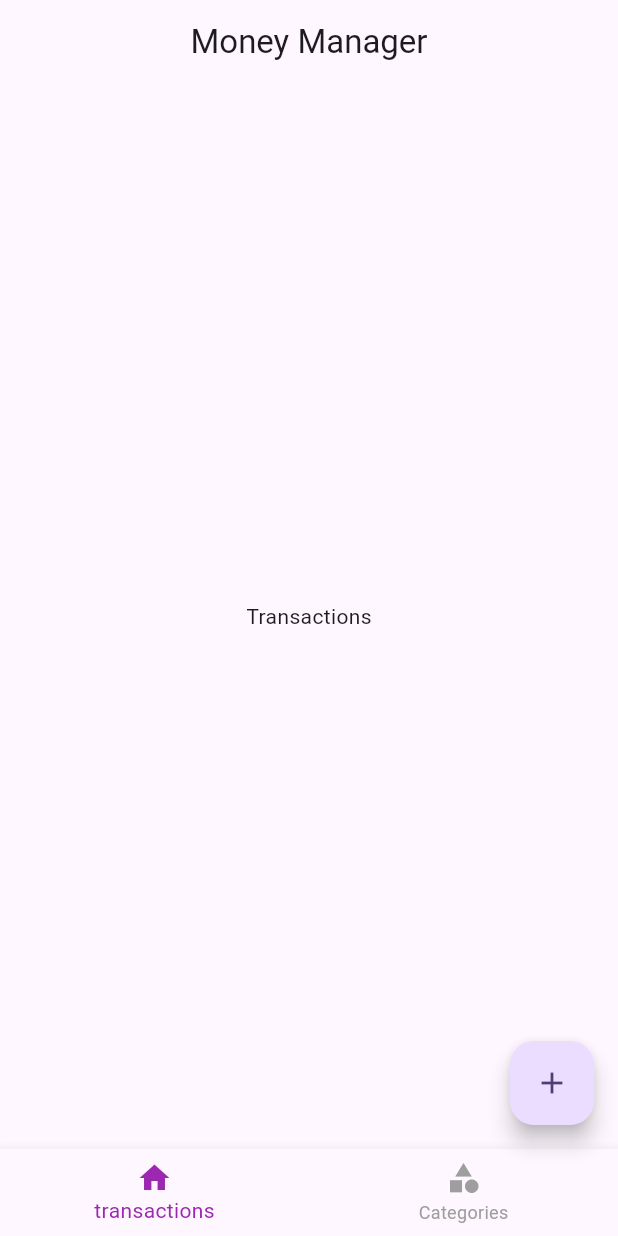
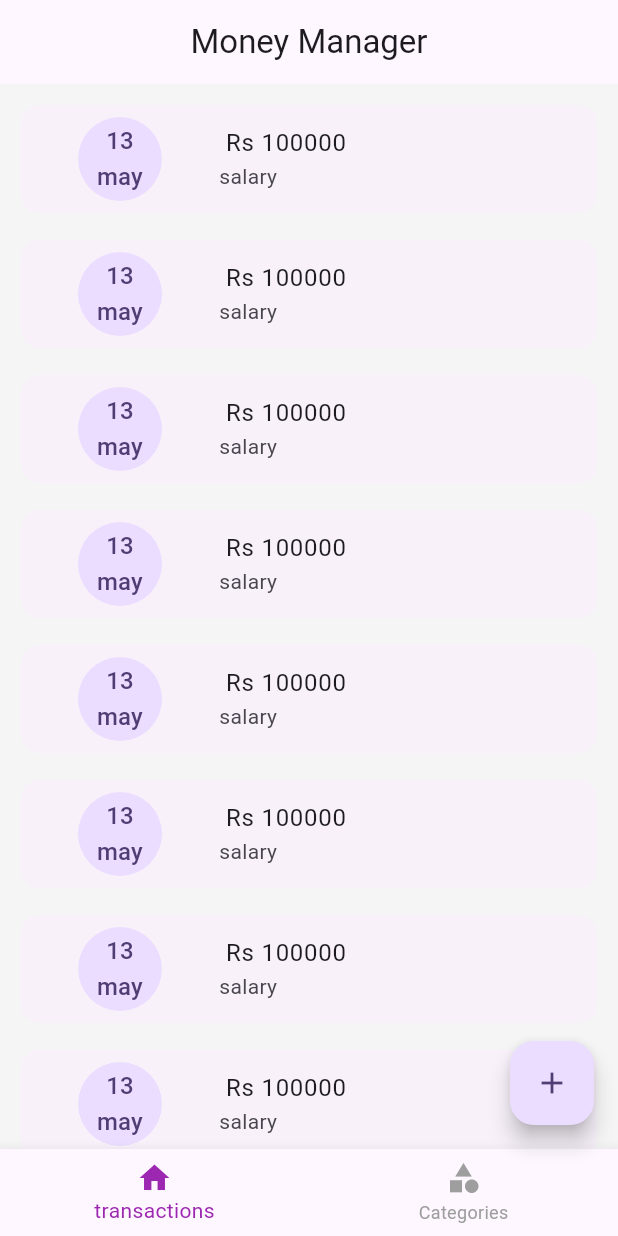
Before and after one commit to Abhishek-jaison/money_management_app, a Flutter app: the screen it shows after launch, on a phone screen of 412 x 824 dp. Run offline on Flutter 3.47's test engine with Material 3 defaults, Android fonts, the phone set to English and light mode, and no system bars.

Commit message:
transaction page

```diff
--- a/lib/screens/home/screen_home.dart
+++ b/lib/screens/home/screen_home.dart
@@ -16,6 +16,8 @@ class ScreenHome extends StatelessWidget {
   @override
   Widget build(BuildContext context) {
     return Scaffold(
+
+      backgroundColor: Colors.grey[100],
 
       appBar: AppBar(title: Text('Money Manager'),
       centerTitle: true,),
--- a/lib/screens/transactions/Screen_transaction.dart
+++ b/lib/screens/transactions/Screen_transaction.dart
@@ -5,6 +5,26 @@ class ScreenTransactions extends StatelessWidget {
 
   @override
   Widget build(BuildContext context) {
-    return Center(child: Text('Transactions'));
-  }
+    return ListView.separated(
+      padding: const EdgeInsets.all(10),
+      itemBuilder: (ctx,index){
+        return const Card(
+          elevation: 0,
+          child: ListTile(
+            leading: CircleAvatar
+            ( radius: 50,
+              child: Text('13\nmay',
+              textAlign: TextAlign.center,
+
+              )),
+            title: Text(' Rs 100000'),
+            subtitle: Text('salary'),
+          ),
+        );
+      },
+      separatorBuilder: (ctx,index){
+        return const SizedBox(height: 10,);
+      },
+      itemCount: 10);
+      }
 }
```
